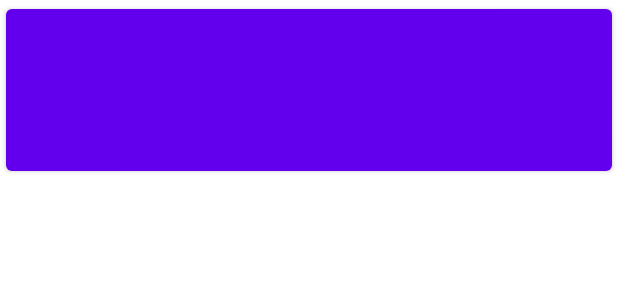
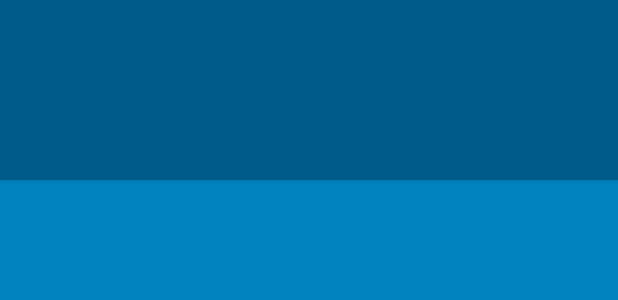
Before and after one commit to ageback/BeatBox, an Android app: the layout list_item_sound.xml on its own in the app's theme, with its tools: preview values and no code run, on a phone screen of 412 x 824 dp. Shown: the top 300 px of the screen. Run offline under Robolectric (Android 15) with nearby library versions, the phone set to English and light mode, and no system bars.

Commit message:
主题与样式

```diff
--- a/app/src/main/res/layout/list_item_sound.xml
+++ b/app/src/main/res/layout/list_item_sound.xml
@@ -12,8 +12,6 @@
     <Button
         android:layout_width="match_parent"
         android:layout_height="120dp"
-        android:layout_marginLeft="4dp"
-        android:layout_marginRight="4dp"
         android:onClick="@{() -> viewModel.onButtonClicked()}"
         android:text="@{viewModel.title}" />
 
--- a/app/src/main/res/values/colors.xml
+++ b/app/src/main/res/values/colors.xml
@@ -7,4 +7,10 @@
     <color name="teal_700">#FF018786</color>
     <color name="black">#FF000000</color>
     <color name="white">#FFFFFFFF</color>
+
+    <color name="red">#F44336</color>
+    <color name="dark_red">#C3352B</color>
+    <color name="gray">#607d8b</color>
+    <color name="soothing_blue">#0083bf</color>
+    <color name="dark_blue">#005a8a</color>
 </resources>
--- /dev/null
+++ b/app/src/main/res/values/styles.xml
@@ -0,0 +1,6 @@
+<?xml version="1.0" encoding="utf-8"?>
+<resources>
+    <style name="BeatBoxButton" parent="Widget.AppCompat.Button">
+        <item name="android:background">@color/dark_blue</item>
+    </style>
+</resources>
--- a/app/src/main/res/values/themes.xml
+++ b/app/src/main/res/values/themes.xml
@@ -1,10 +1,12 @@
 <resources xmlns:tools="http://schemas.android.com/tools">
     <!-- Base application theme. -->
-    <style name="Theme.BeatBox" parent="Theme.MaterialComponents.DayNight.DarkActionBar">
+    <style name="Theme.BeatBox" parent="Theme.AppCompat">
         <!-- Primary brand color. -->
-        <item name="colorPrimary">@color/purple_500</item>
-        <item name="colorPrimaryVariant">@color/purple_700</item>
-        <item name="colorOnPrimary">@color/white</item>
+        <!--        action bar 颜色-->
+        <item name="colorPrimary">@color/red</item>
+        <!--        顶部状态栏颜色-->
+        <item name="colorPrimaryVariant">@color/dark_red</item>
+        <item name="colorOnPrimary">@color/gray</item>
         <!-- Secondary brand color. -->
         <item name="colorSecondary">@color/teal_200</item>
         <item name="colorSecondaryVariant">@color/teal_700</item>
@@ -12,5 +14,9 @@
         <!-- Status bar color. -->
         <item name="android:statusBarColor" tools:targetApi="l">?attr/colorPrimaryVariant</item>
         <!-- Customize your theme here. -->
+
+        <!--        覆盖主题背景色-->
+        <item name="android:windowBackground">@color/soothing_blue</item>
+        <item name="buttonStyle">@style/BeatBoxButton</item>
     </style>
 </resources>
--- a/build.gradle
+++ b/build.gradle
@@ -6,7 +6,7 @@
         mavenCentral()
     }
     dependencies {
-        classpath "com.android.tools.build:gradle:4.2.0"
+        classpath 'com.android.tools.build:gradle:4.2.1'
         classpath "org.jetbrains.kotlin:kotlin-gradle-plugin:$kotlin_version"
 
         // NOTE: Do not place your application dependencies here; they belong
```
